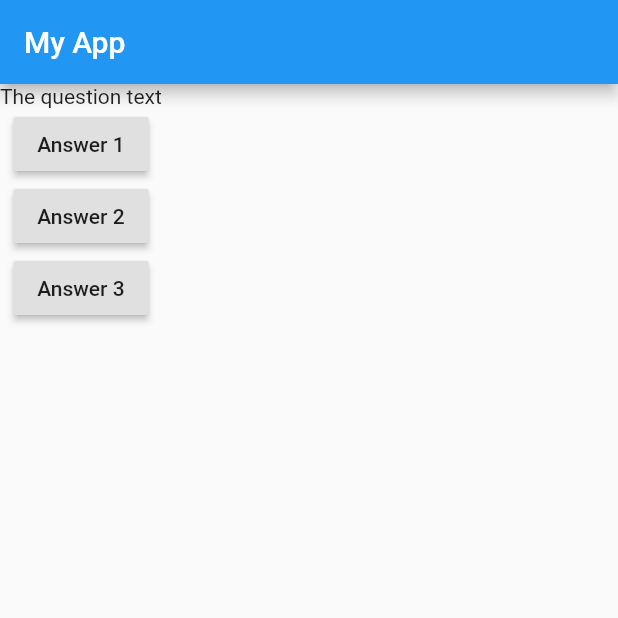
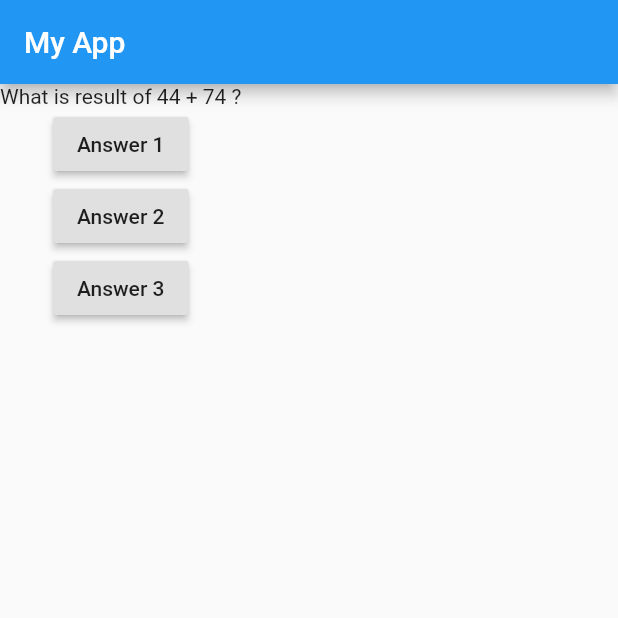
Before and after one commit to rishabh72/flutter_quiz_app, a Flutter app: the screen it shows after launch, after a tap on "Answer 2", on a phone screen of 412 x 824 dp, the top half of it. Run offline on Flutter 3.47's test engine with Material 2 defaults, Android fonts, the light colour scheme and no system bars.

Commit message:
updating widget data incorrectly

```diff
--- a/lib/main.dart
+++ b/lib/main.dart
@@ -9,11 +9,19 @@ void main() => runApp(MyApp());
 
 class MyApp extends StatelessWidget {
   void answerQuestion() {
-    print('Answer chosen');
+    questionIndex += 1;
+    print(questionIndex);
   }
+
+  var questionIndex = 0;
 
   @override
   Widget build(BuildContext context) {
+    var questions = [
+      'What is result of 44 + 74 ?',
+      "What is the result of 21 + 56 - 34?",
+      "What is the result of 56 multiplied by 3?"
+    ];
     return MaterialApp(
       home: Scaffold(
           appBar: AppBar(
@@ -21,19 +29,14 @@ class MyApp extends StatelessWidget {
           ),
           body: Column(
             children: [
-              Text('The question text'),
+              Text(questions[questionIndex]),
               RaisedButton(
                 child: Text('Answer 1'),
-                onPressed: () => print(
-                    "Answer1 pressed"), //anoymous function with single line of code
+                onPressed: answerQuestion,
               ),
               RaisedButton(
                 child: Text('Answer 2'),
-                onPressed: () {
-                  //anoymous function with curely braces
-                  print("Answer 2 selected");
-                  print("Answer 2 chosen");
-                },
+                onPressed: answerQuestion,
               ),
               RaisedButton(
                 child: Text('Answer 3'),
```
